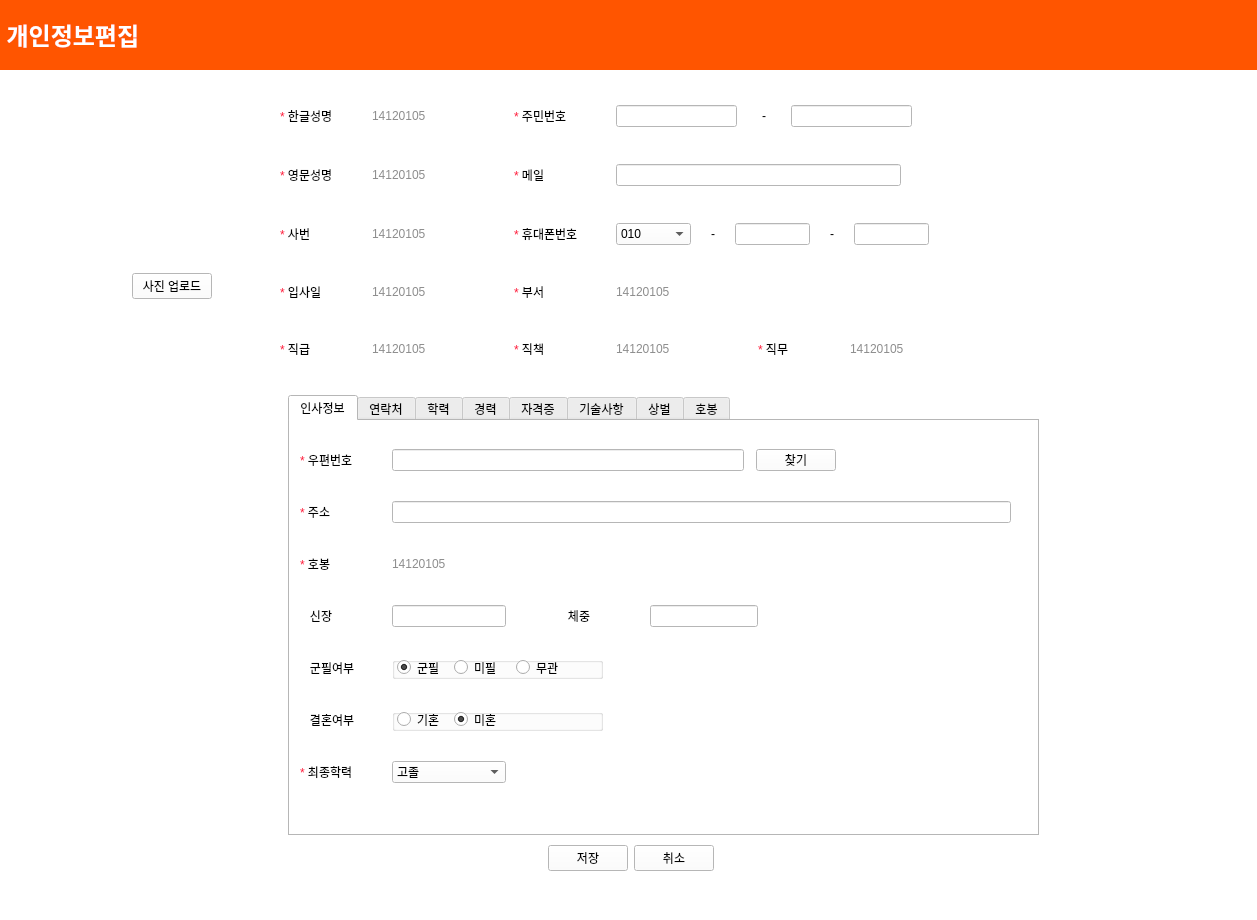
The window that emp_edit.ui (hyeona-jeong/HRIS) describes before a commit, drawn with Qt 5.
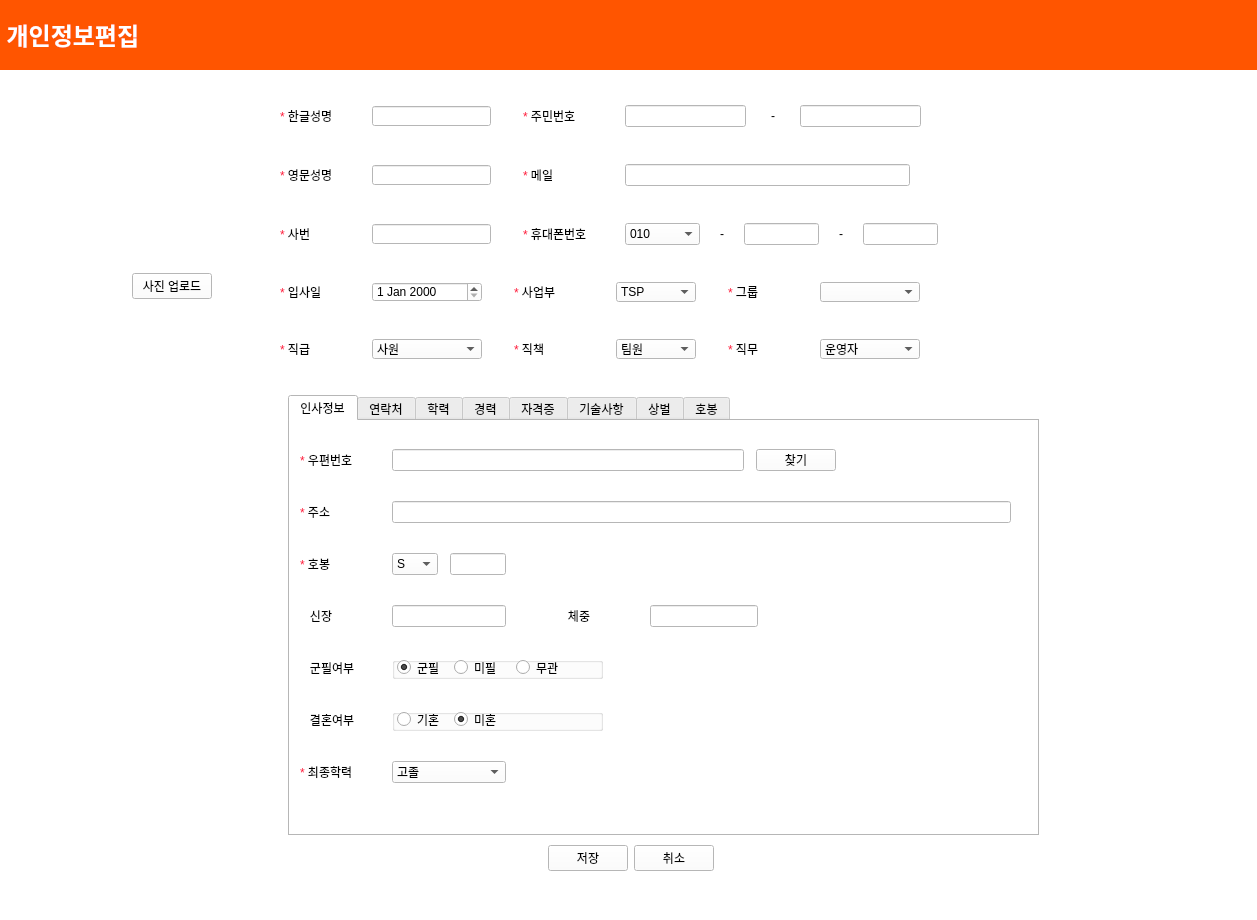
The same window after the commit. Icons and pictures are not drawn.

Diff of the .ui file:
```diff
--- a/emp_edit.ui
+++ b/emp_edit.ui
@@ -666,13 +666,7 @@
             </widget>
            </item>
            <item>
-            <widget class="QLabel" name="namekor">
-             <property name="sizePolicy">
-              <sizepolicy hsizetype="Minimum" vsizetype="Ignored">
-               <horstretch>0</horstretch>
-               <verstretch>0</verstretch>
-              </sizepolicy>
-             </property>
+            <widget class="QLineEdit" name="namekor">
              <property name="minimumSize">
               <size>
                <width>110</width>
@@ -681,16 +675,10 @@
              </property>
              <property name="maximumSize">
               <size>
-               <width>110</width>
+               <width>119</width>
                <height>20</height>
               </size>
              </property>
-             <property name="text">
-              <string>&lt;html&gt;&lt;head/&gt;&lt;body&gt;&lt;p align=&quot;justify&quot;&gt;&lt;span style=&quot; color:#8d8d8d;&quot;&gt;14120105&lt;/span&gt;&lt;/p&gt;&lt;/body&gt;&lt;/html&gt;</string>
-             </property>
-             <property name="alignment">
-              <set>Qt::AlignLeading|Qt::AlignLeft|Qt::AlignVCenter</set>
-             </property>
             </widget>
            </item>
            <item>
@@ -856,13 +844,7 @@
             </widget>
            </item>
            <item>
-            <widget class="QLabel" name="nameeng">
-             <property name="sizePolicy">
-              <sizepolicy hsizetype="Minimum" vsizetype="Ignored">
-               <horstretch>0</horstretch>
-               <verstretch>0</verstretch>
-              </sizepolicy>
-             </property>
+            <widget class="QLineEdit" name="nameeng">
              <property name="minimumSize">
               <size>
                <width>110</width>
@@ -871,16 +853,10 @@
              </property>
              <property name="maximumSize">
               <size>
-               <width>110</width>
+               <width>119</width>
                <height>20</height>
               </size>
              </property>
-             <property name="text">
-              <string>&lt;html&gt;&lt;head/&gt;&lt;body&gt;&lt;p align=&quot;justify&quot;&gt;&lt;span style=&quot; color:#8d8d8d;&quot;&gt;14120105&lt;/span&gt;&lt;/p&gt;&lt;/body&gt;&lt;/html&gt;</string>
-             </property>
-             <property name="alignment">
-              <set>Qt::AlignLeading|Qt::AlignLeft|Qt::AlignVCenter</set>
-             </property>
             </widget>
            </item>
            <item>
@@ -997,16 +973,7 @@
             </widget>
            </item>
            <item>
-            <widget class="QLabel" name="empnum">
-             <property name="enabled">
-              <bool>false</bool>
-             </property>
-             <property name="sizePolicy">
-              <sizepolicy hsizetype="Minimum" vsizetype="Ignored">
-               <horstretch>0</horstretch>
-               <verstretch>0</verstretch>
-              </sizepolicy>
-             </property>
+            <widget class="QLineEdit" name="empnum">
              <property name="minimumSize">
               <size>
                <width>110</width>
@@ -1015,19 +982,10 @@
              </property>
              <property name="maximumSize">
               <size>
-               <width>110</width>
+               <width>119</width>
                <height>20</height>
               </size>
              </property>
-             <property name="styleSheet">
-              <string notr="true"/>
-             </property>
-             <property name="text">
-              <string>&lt;html&gt;&lt;head/&gt;&lt;body&gt;&lt;p align=&quot;justify&quot;&gt;&lt;span style=&quot; color:#8d8d8d;&quot;&gt;14120105&lt;/span&gt;&lt;/p&gt;&lt;/body&gt;&lt;/html&gt;</string>
-             </property>
-             <property name="alignment">
-              <set>Qt::AlignLeading|Qt::AlignLeft|Qt::AlignVCenter</set>
-             </property>
             </widget>
            </item>
            <item>
@@ -1257,7 +1215,7 @@
           </layout>
          </item>
          <item>
-          <layout class="QHBoxLayout" name="horizontalLayout_23" stretch="0,0,0,1,0,0">
+          <layout class="QHBoxLayout" name="horizontalLayout_23" stretch="0,0,0,1,0,0,0,0,0">
            <item>
             <widget class="QLabel" name="label_29">
              <property name="sizePolicy">
@@ -1288,16 +1246,7 @@
             </widget>
            </item>
            <item>
-            <widget class="QLabel" name="joindate">
-             <property name="enabled">
-              <bool>false</bool>
-             </property>
-             <property name="sizePolicy">
-              <sizepolicy hsizetype="Minimum" vsizetype="Ignored">
-               <horstretch>0</horstretch>
-               <verstretch>0</verstretch>
-              </sizepolicy>
-             </property>
+            <widget class="QDateEdit" name="joindate">
              <property name="minimumSize">
               <size>
                <width>110</width>
@@ -1310,15 +1259,6 @@
                <height>20</height>
               </size>
              </property>
-             <property name="styleSheet">
-              <string notr="true">color: rgb(126, 126, 126)</string>
-             </property>
-             <property name="text">
-              <string>&lt;html&gt;&lt;head/&gt;&lt;body&gt;&lt;p align=&quot;justify&quot;&gt;&lt;span style=&quot; color:#8d8d8d;&quot;&gt;14120105&lt;/span&gt;&lt;/p&gt;&lt;/body&gt;&lt;/html&gt;</string>
-             </property>
-             <property name="alignment">
-              <set>Qt::AlignLeading|Qt::AlignLeft|Qt::AlignVCenter</set>
-             </property>
             </widget>
            </item>
            <item>
@@ -1359,7 +1299,7 @@
              </property>
              <property name="text">
               <string>
-&lt;html&gt;&lt;head/&gt;&lt;body&gt;&lt;p&gt;&lt;span style=&quot; color:#ff1d3b;&quot;&gt;*&lt;/span&gt;&amp;nbsp;부서&lt;/p&gt;&lt;/body&gt;&lt;/html&gt;</string>
+&lt;html&gt;&lt;head/&gt;&lt;body&gt;&lt;p&gt;&lt;span style=&quot; color:#ff1d3b;&quot;&gt;*&lt;/span&gt;&amp;nbsp;사업부&lt;/p&gt;&lt;/body&gt;&lt;/html&gt;</string>
              </property>
              <property name="alignment">
               <set>Qt::AlignLeading|Qt::AlignLeft|Qt::AlignVCenter</set>
@@ -1367,10 +1307,69 @@
             </widget>
            </item>
            <item>
-            <widget class="QLabel" name="dept">
-             <property name="enabled">
-              <bool>false</bool>
+            <widget class="QComboBox" name="dept">
+             <property name="minimumSize">
+              <size>
+               <width>80</width>
+               <height>20</height>
+              </size>
              </property>
+             <property name="maximumSize">
+              <size>
+               <width>80</width>
+               <height>20</height>
+              </size>
+             </property>
+             <item>
+              <property name="text">
+               <string>TSP</string>
+              </property>
+             </item>
+             <item>
+              <property name="text">
+               <string>FAB</string>
+              </property>
+             </item>
+             <item>
+              <property name="text">
+               <string>MIS</string>
+              </property>
+             </item>
+             <item>
+              <property name="text">
+               <string>TC</string>
+              </property>
+             </item>
+             <item>
+              <property name="text">
+               <string>전략기획실</string>
+              </property>
+             </item>
+             <item>
+              <property name="text">
+               <string>경영지원실</string>
+              </property>
+             </item>
+            </widget>
+           </item>
+           <item>
+            <spacer name="horizontalSpacer_17">
+             <property name="orientation">
+              <enum>Qt::Horizontal</enum>
+             </property>
+             <property name="sizeType">
+              <enum>QSizePolicy::Fixed</enum>
+             </property>
+             <property name="sizeHint" stdset="0">
+              <size>
+               <width>20</width>
+               <height>20</height>
+              </size>
+             </property>
+            </spacer>
+           </item>
+           <item>
+            <widget class="QLabel" name="label_39">
              <property name="sizePolicy">
               <sizepolicy hsizetype="Minimum" vsizetype="Ignored">
                <horstretch>0</horstretch>
@@ -1390,13 +1389,30 @@
               </size>
              </property>
              <property name="text">
-              <string>&lt;html&gt;&lt;head/&gt;&lt;body&gt;&lt;p align=&quot;justify&quot;&gt;&lt;span style=&quot; color:#8d8d8d;&quot;&gt;14120105&lt;/span&gt;&lt;/p&gt;&lt;/body&gt;&lt;/html&gt;</string>
+              <string>
+&lt;html&gt;&lt;head/&gt;&lt;body&gt;&lt;p&gt;&lt;span style=&quot; color:#ff1d3b;&quot;&gt;*&lt;/span&gt;&amp;nbsp;그룹&lt;/p&gt;&lt;/body&gt;&lt;/html&gt;</string>
              </property>
              <property name="alignment">
               <set>Qt::AlignLeading|Qt::AlignLeft|Qt::AlignVCenter</set>
              </property>
             </widget>
            </item>
+           <item>
+            <widget class="QComboBox" name="dept_g">
+             <property name="minimumSize">
+              <size>
+               <width>100</width>
+               <height>20</height>
+              </size>
+             </property>
+             <property name="maximumSize">
+              <size>
+               <width>100</width>
+               <height>20</height>
+              </size>
+             </property>
+            </widget>
+           </item>
            <item>
             <spacer name="horizontalSpacer_13">
              <property name="orientation">
@@ -1444,16 +1460,7 @@
             </widget>
            </item>
            <item>
-            <widget class="QLabel" name="emprank">
-             <property name="enabled">
-              <bool>false</bool>
-             </property>
-             <property name="sizePolicy">
-              <sizepolicy hsizetype="Minimum" vsizetype="Ignored">
-               <horstretch>0</horstretch>
-               <verstretch>0</verstretch>
-              </sizepolicy>
-             </property>
+            <widget class="QComboBox" name="emprank">
              <property name="minimumSize">
               <size>
                <width>110</width>
@@ -1466,12 +1473,51 @@
                <height>20</height>
               </size>
              </property>
-             <property name="text">
-              <string>&lt;html&gt;&lt;head/&gt;&lt;body&gt;&lt;p align=&quot;justify&quot;&gt;&lt;span style=&quot; color:#8d8d8d;&quot;&gt;14120105&lt;/span&gt;&lt;/p&gt;&lt;/body&gt;&lt;/html&gt;</string>
-             </property>
-             <property name="alignment">
-              <set>Qt::AlignLeading|Qt::AlignLeft|Qt::AlignVCenter</set>
-             </property>
+             <item>
+              <property name="text">
+               <string>사원</string>
+              </property>
+             </item>
+             <item>
+              <property name="text">
+               <string>주임</string>
+              </property>
+             </item>
+             <item>
+              <property name="text">
+               <string>대리</string>
+              </property>
+             </item>
+             <item>
+              <property name="text">
+               <string>과장</string>
+              </property>
+             </item>
+             <item>
+              <property name="text">
+               <string>차장</string>
+              </property>
+             </item>
+             <item>
+              <property name="text">
+               <string>부장</string>
+              </property>
+             </item>
+             <item>
+              <property name="text">
+               <string>이사</string>
+              </property>
+             </item>
+             <item>
+              <property name="text">
+               <string>상무</string>
+              </property>
+             </item>
+             <item>
+              <property name="text">
+               <string>전무</string>
+              </property>
+             </item>
             </widget>
            </item>
            <item>
@@ -1520,12 +1566,9 @@
             </widget>
            </item>
            <item>
-            <widget class="QLabel" name="work_pos">
-             <property name="enabled">
-              <bool>false</bool>
-             </property>
+            <widget class="QComboBox" name="work_pos">
              <property name="sizePolicy">
-              <sizepolicy hsizetype="Minimum" vsizetype="Ignored">
+              <sizepolicy hsizetype="Minimum" vsizetype="Fixed">
                <horstretch>0</horstretch>
                <verstretch>0</verstretch>
               </sizepolicy>
@@ -1533,7 +1576,7 @@
              <property name="minimumSize">
               <size>
                <width>80</width>
-               <height>0</height>
+               <height>20</height>
               </size>
              </property>
              <property name="maximumSize">
@@ -1542,12 +1585,37 @@
                <height>20</height>
               </size>
              </property>
-             <property name="text">
-              <string>&lt;html&gt;&lt;head/&gt;&lt;body&gt;&lt;p align=&quot;justify&quot;&gt;&lt;span style=&quot; color:#8d8d8d;&quot;&gt;14120105&lt;/span&gt;&lt;/p&gt;&lt;/body&gt;&lt;/html&gt;</string>
+             <property name="sizeIncrement">
+              <size>
+               <width>0</width>
+               <height>0</height>
+              </size>
              </property>
-             <property name="alignment">
-              <set>Qt::AlignLeading|Qt::AlignLeft|Qt::AlignVCenter</set>
-             </property>
+             <item>
+              <property name="text">
+               <string>팀원</string>
+              </property>
+             </item>
+             <item>
+              <property name="text">
+               <string>사업부장</string>
+              </property>
+             </item>
+             <item>
+              <property name="text">
+               <string>그룹장</string>
+              </property>
+             </item>
+             <item>
+              <property name="text">
+               <string>파트장</string>
+              </property>
+             </item>
+             <item>
+              <property name="text">
+               <string>모듈장</string>
+              </property>
+             </item>
             </widget>
            </item>
            <item>
@@ -1560,7 +1628,7 @@
              </property>
              <property name="sizeHint" stdset="0">
               <size>
-               <width>50</width>
+               <width>20</width>
                <height>20</height>
               </size>
              </property>
@@ -1596,37 +1664,39 @@
             </widget>
            </item>
            <item>
-            <widget class="QLabel" name="position">
-             <property name="enabled">
-              <bool>false</bool>
-             </property>
-             <property name="sizePolicy">
-              <sizepolicy hsizetype="Minimum" vsizetype="Ignored">
-               <horstretch>0</horstretch>
-               <verstretch>0</verstretch>
-              </sizepolicy>
-             </property>
+            <widget class="QComboBox" name="position">
              <property name="minimumSize">
               <size>
-               <width>80</width>
-               <height>0</height>
+               <width>100</width>
+               <height>20</height>
               </size>
              </property>
              <property name="maximumSize">
               <size>
-               <width>80</width>
+               <width>100</width>
                <height>20</height>
               </size>
              </property>
-             <property name="styleSheet">
-              <string notr="true">color: rgb(170, 170, 170);</string>
-             </property>
-             <property name="text">
-              <string>&lt;html&gt;&lt;head/&gt;&lt;body&gt;&lt;p align=&quot;justify&quot;&gt;&lt;span style=&quot; color:#8d8d8d;&quot;&gt;14120105&lt;/span&gt;&lt;/p&gt;&lt;/body&gt;&lt;/html&gt;</string>
-             </property>
-             <property name="alignment">
-              <set>Qt::AlignLeading|Qt::AlignLeft|Qt::AlignVCenter</set>
-             </property>
+             <item>
+              <property name="text">
+               <string>운영자</string>
+              </property>
+             </item>
+             <item>
+              <property name="text">
+               <string>개발자</string>
+              </property>
+             </item>
+             <item>
+              <property name="text">
+               <string>지원</string>
+              </property>
+             </item>
+             <item>
+              <property name="text">
+               <string>기타</string>
+              </property>
+             </item>
             </widget>
            </item>
            <item>
@@ -1871,7 +1941,7 @@
               </layout>
              </item>
              <item>
-              <layout class="QHBoxLayout" name="horizontalLayout_58" stretch="3,0,7">
+              <layout class="QHBoxLayout" name="horizontalLayout_58" stretch="3,0,0,7">
                <item>
                 <widget class="QLabel" name="label_177">
                  <property name="sizePolicy">
@@ -1902,36 +1972,67 @@
                 </widget>
                </item>
                <item>
-                <widget class="QLabel" name="salary">
-                 <property name="enabled">
-                  <bool>false</bool>
-                 </property>
+                <widget class="QComboBox" name="sal">
                  <property name="sizePolicy">
-                  <sizepolicy hsizetype="Minimum" vsizetype="Ignored">
+                  <sizepolicy hsizetype="Minimum" vsizetype="Fixed">
                    <horstretch>0</horstretch>
                    <verstretch>0</verstretch>
                   </sizepolicy>
                  </property>
                  <property name="minimumSize">
                   <size>
-                   <width>114</width>
+                   <width>46</width>
                    <height>22</height>
                   </size>
                  </property>
                  <property name="maximumSize">
                   <size>
-                   <width>114</width>
+                   <width>46</width>
                    <height>22</height>
                   </size>
                  </property>
-                 <property name="styleSheet">
-                  <string notr="true">color:#8d8d8d;</string>
+                 <property name="sizeIncrement">
+                  <size>
+                   <width>0</width>
+                   <height>0</height>
+                  </size>
                  </property>
-                 <property name="text">
-                  <string>&lt;html&gt;&lt;head/&gt;&lt;body&gt;&lt;p align=&quot;justify&quot;&gt;&lt;span style=&quot; color:#8d8d8d;&quot;&gt;14120105&lt;/span&gt;&lt;/p&gt;&lt;/body&gt;&lt;/html&gt;</string>
+                 <item>
+                  <property name="text">
+                   <string>S</string>
+                  </property>
+                 </item>
+                 <item>
+                  <property name="text">
+                   <string>O</string>
+                  </property>
+                 </item>
+                 <item>
+                  <property name="text">
+                   <string>D</string>
+                  </property>
+                 </item>
+                </widget>
+               </item>
+               <item>
+                <widget class="QLineEdit" name="sal2">
+                 <property name="minimumSize">
+                  <size>
+                   <width>56</width>
+                   <height>22</height>
+                  </size>
                  </property>
-                 <property name="alignment">
-                  <set>Qt::AlignLeading|Qt::AlignLeft|Qt::AlignVCenter</set>
+                 <property name="maximumSize">
+                  <size>
+                   <width>56</width>
+                   <height>22</height>
+                  </size>
+                 </property>
+                 <property name="sizeIncrement">
+                  <size>
+                   <width>58</width>
+                   <height>22</height>
+                  </size>
                  </property>
                 </widget>
                </item>
```
Left out of the diff: 6 changed lines with no effect on the pictures.
